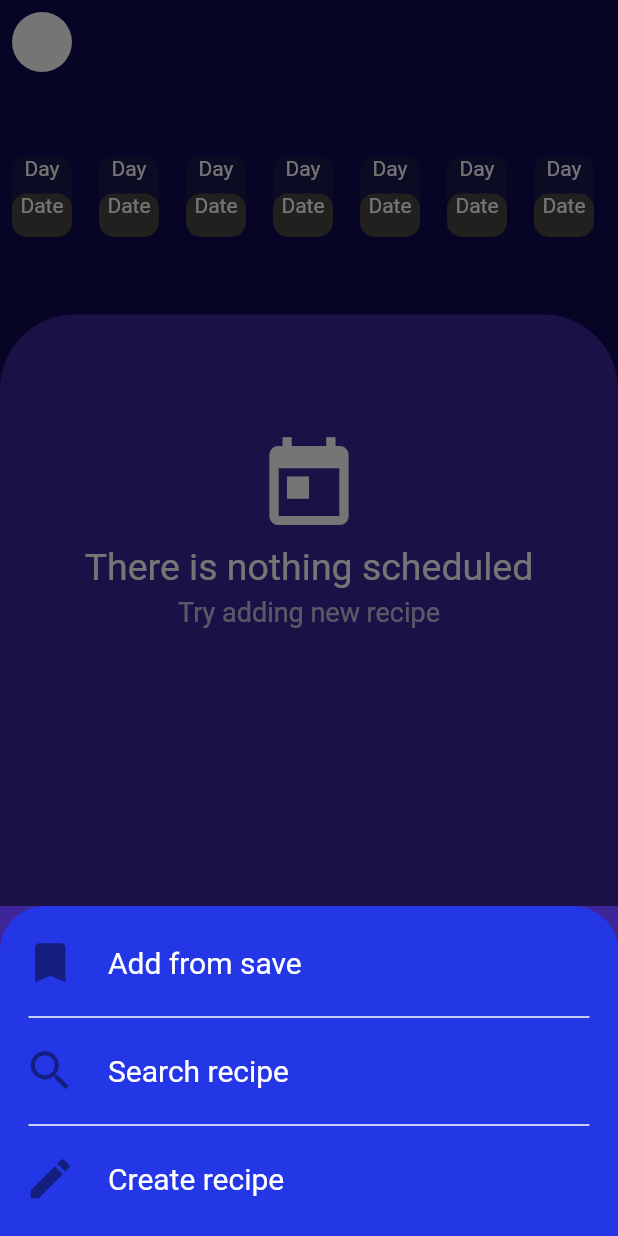
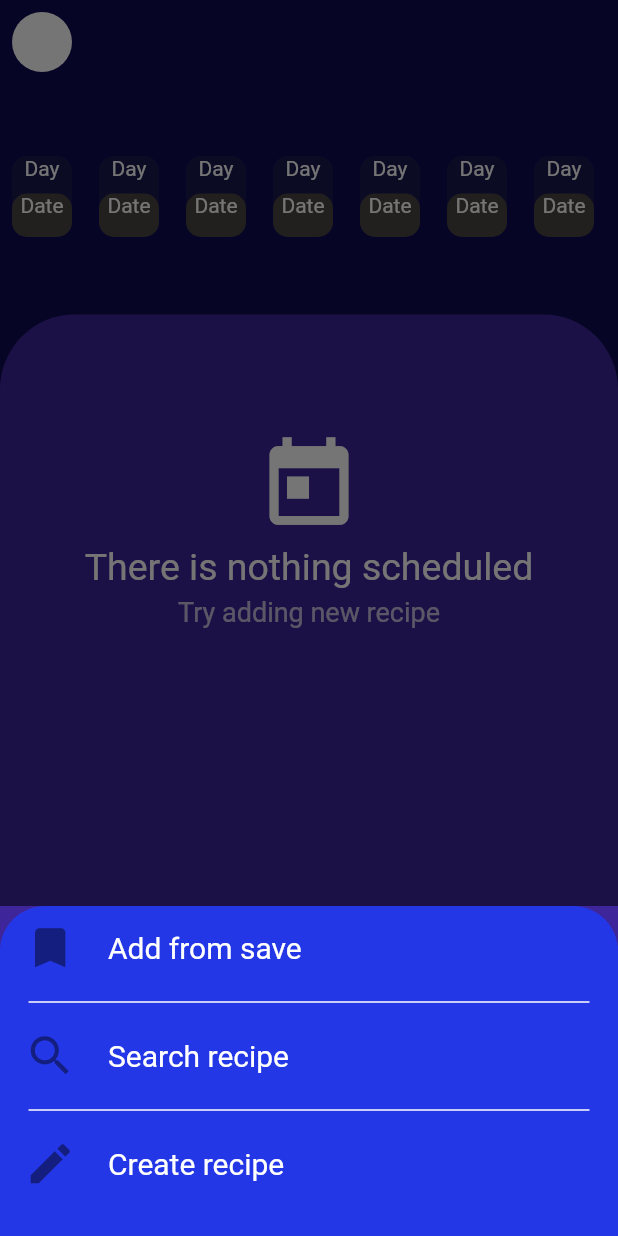
Before and after one commit to NibinBiju/food_recipe_app, a Flutter app: the ScheduleRecipePage screen opened directly, after a tap on the "add" icon, on a phone screen of 412 x 824 dp. Run offline on Flutter 3.47's test engine with Material 2 defaults, Android fonts, the phone set to English and light mode, and no system bars; our stand-ins replace carousel_slider, flutter_card_swiper, google_nav_bar, line_icons, smooth_page_indicator.

Commit message:
bottomsheet added

```diff
--- a/lib/view/schedule_recipes/schedule.dart
+++ b/lib/view/schedule_recipes/schedule.dart
@@ -8,6 +8,23 @@ class ScheduleRecipePage extends StatefulWidget {
 }
 
 class ScheduleRecipePageState extends State<ScheduleRecipePage> {
+  Widget buildListTile(IconData icon, String title) {
+    return Column(
+      children: [
+        ListTile(
+          leading: Icon(
+            icon,
+            size: 35,
+          ),
+          title: Text(
+            title,
+            style: TextStyle(fontSize: 20, color: Colors.white),
+          ),
+        ),
+      ],
+    );
+  }
+
   @override
   Widget build(BuildContext context) {
     return Scaffold(
@@ -28,55 +45,24 @@ class ScheduleRecipePageState extends State<ScheduleRecipePage> {
                     topRight: Radius.circular(30.0),
                   ),
                 ),
-                child: Center(
                 child: Column(
-                    mainAxisAlignment: MainAxisAlignment.center,
-                    mainAxisSize: MainAxisSize.min,
                   children: [
-                      ListTile(
-                        leading: Icon(
-                          Icons.bookmark,
-                          size: 35,
-                        ),
-                        title: Text(
-                          "Add from save",
-                          style: TextStyle(fontSize: 20, color: Colors.white),
-                        ),
-                      ),
+                    buildListTile(Icons.bookmark, "Add from save"),
                     Divider(
                       color: Colors.white,
                       indent: 19,
                       endIndent: 19,
                       thickness: 1,
                     ),
-                      ListTile(
-                        leading: Icon(
-                          Icons.search,
-                          size: 35,
-                        ),
-                        title: Text(
-                          "Search recipe",
-                          style: TextStyle(fontSize: 20, color: Colors.white),
-                        ),
-                      ),
+                    buildListTile(Icons.search, "Search recipe"),
                     Divider(
                       color: Colors.white,
                       indent: 19,
                       endIndent: 19,
                       thickness: 1,
                     ),
-                      ListTile(
-                        leading: Icon(
-                          Icons.edit,
-                          size: 35,
-                        ),
-                        title: Text(
-                          "Create recipe",
-                          style: TextStyle(fontSize: 20, color: Colors.white),
-                        ),
-                      ),
+                    buildListTile(Icons.edit, "Create recipe"),
                   ],
-                  ),
                 ),
               );
             },
```
Lines whose indentation alone changed are shown as unchanged.
